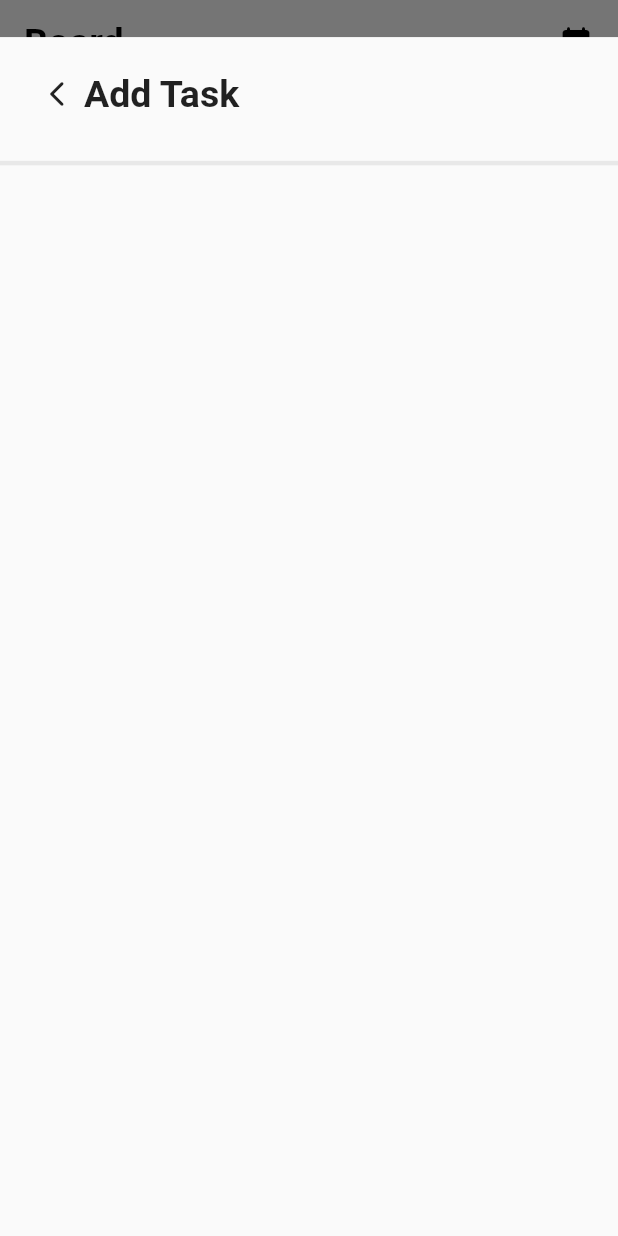
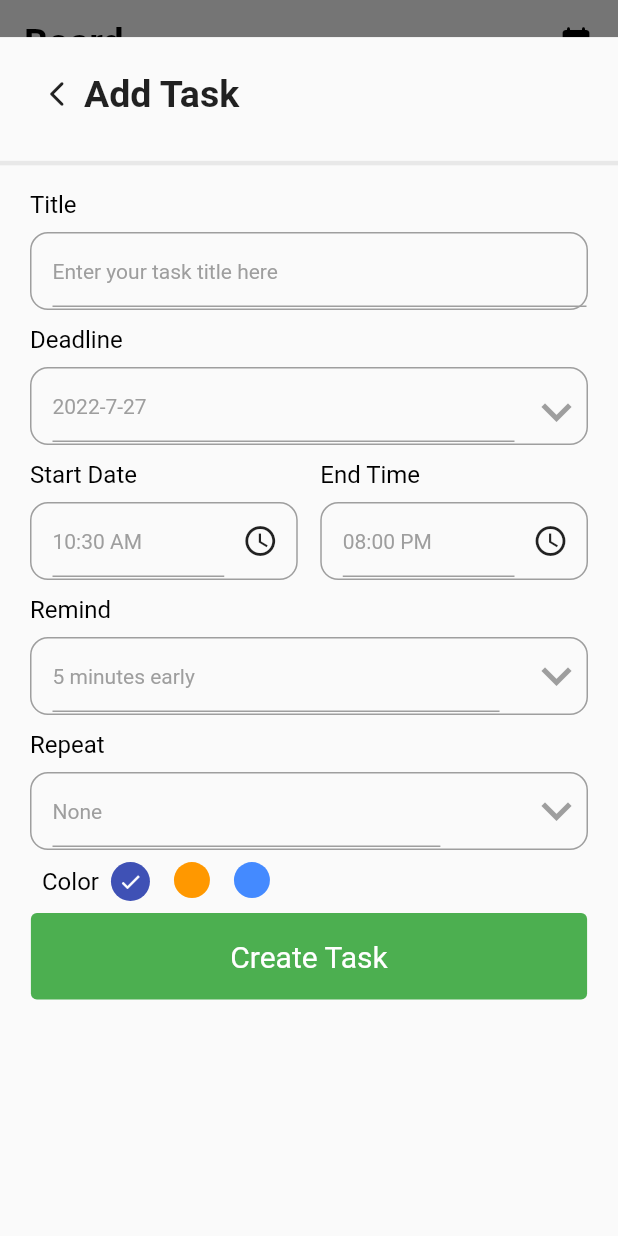
Before and after one commit to sherif17/Algoriza_Flutter_Internship, a Flutter app: the screen it shows after launch, after a tap on "Add Task", on a phone screen of 412 x 824 dp. Run offline on Flutter 3.47's test engine with Material 2 defaults, Android fonts, the phone set to English and light mode, and no system bars; our stand-ins replace country_code_picker, date_picker_timeline, dots_indicator, sqflite; accounts and stored records are empty.

Commit message:
UI with DB Implementation

```diff
--- /dev/null
+++ b/todo_app/lib/core/widgets/app_button.dart
@@ -0,0 +1,38 @@
+import 'package:flutter/material.dart';
+
+class AppButton extends StatelessWidget {
+  String text;
+  Widget widget;
+
+  AppButton({Key? key, required this.text, required this.widget})
+      : super(key: key);
+
+  @override
+  Widget build(BuildContext context) {
+    Size size = MediaQuery.of(context).size;
+    return Padding(
+      padding: const EdgeInsets.all(8.0),
+      child: Align(
+        alignment: Alignment.bottomRight,
+        child: Container(
+          width: size.width * 0.9,
+          height: size.height * 0.07,
+          child: TextButton(
+            onPressed: () {
+              showModalBottomSheet(
+                context: context,
+                builder: (context) => widget,
+                isScrollControlled: true,
+              );
+            },
+            child: Text(text),
+            style: TextButton.styleFrom(
+                primary: Colors.white,
+                backgroundColor: Colors.green.shade500,
+                textStyle: const TextStyle(fontSize: 20, color: Colors.white)),
+          ),
+        ),
+      ),
+    );
+  }
+}
--- /dev/null
+++ b/todo_app/lib/core/widgets/input_field.dart
@@ -0,0 +1,74 @@
+import 'package:flutter/material.dart';
+
+class MyInputField extends StatelessWidget {
+  final String title;
+  final String hint;
+  final TextEditingController? controller;
+  final Widget? widget;
+
+  const MyInputField(
+      {Key? key,
+      required this.title,
+      required this.hint,
+      this.controller,
+      this.widget})
+      : super(key: key);
+
+  @override
+  Widget build(BuildContext context) {
+    return Container(
+      margin: const EdgeInsets.only(top: 10),
+      child: Column(
+        crossAxisAlignment: CrossAxisAlignment.start,
+        children: [
+          Text(
+            title,
+            style: const TextStyle(
+                fontSize: 16, fontWeight: FontWeight.w400, color: Colors.black),
+          ),
+          Container(
+            height: 52,
+            margin: const EdgeInsets.only(top: 9),
+            padding: EdgeInsets.only(left: 14),
+            decoration: BoxDecoration(
+                border: Border.all(
+                  color: Colors.grey,
+                  width: 1,
+                ),
+                borderRadius: BorderRadius.circular(12)),
+            child: Row(
+              children: [
+                Expanded(
+                  child: TextFormField(
+                    readOnly: widget == null ? false : true,
+                    autofocus: false,
+                    cursorColor: Colors.grey,
+                    controller: controller,
+                    style: const TextStyle(
+                      fontSize: 14,
+                      fontWeight: FontWeight.w400,
+                      color: Colors.grey,
+                    ),
+                    decoration: InputDecoration(
+                        border: InputBorder.none,
+                        hintText: hint,
+                        hintStyle: const TextStyle(
+                          fontSize: 14,
+                          fontWeight: FontWeight.w400,
+                          color: Colors.grey,
+                        ),
+                        focusedBorder: const UnderlineInputBorder(
+                            borderSide: BorderSide(color: Colors.grey)),
+                        enabledBorder: const UnderlineInputBorder(
+                            borderSide: BorderSide(color: Colors.grey))),
+                  ),
+                ),
+                widget == null ? Container() : Container(child: widget),
+              ],
+            ),
+          ),
+        ],
+      ),
+    );
+  }
+}
--- /dev/null
+++ b/todo_app/lib/data/models/task_model.dart
@@ -0,0 +1,48 @@
+class Task {
+  int? id;
+  String? title;
+  int? isCompleted;
+  String? date;
+  String? startTime;
+  String? endTime;
+  String? color;
+  String? remind;
+  String? repeat;
+
+  Task(
+      {required this.id,
+      required this.title,
+      required this.isCompleted,
+      required this.date,
+      required this.startTime,
+      required this.endTime,
+      required this.color,
+      required this.remind,
+      required this.repeat});
+
+  Task.fromJson(Map<String, dynamic> json) {
+    id = json['id'];
+    title = json['title'];
+    isCompleted = json['isCompleted'];
+    date = json['date'];
+    startTime = json['startTime'];
+    endTime = json['endTime'];
+    color = json['color'];
+    remind = json['remind'];
+    repeat = json['repeat'];
+  }
+
+  Map<String, dynamic> toJson() {
+    final Map<String, dynamic> data = new Map<String, dynamic>();
+    data['id'] = this.id;
+    data['title'] = this.title;
+    data['isCompleted'] = this.isCompleted;
+    data['date'] = this.date;
+    data['startTime'] = this.startTime;
+    data['endTime'] = this.endTime;
+    data['color'] = this.color;
+    data['remind'] = this.remind;
+    data['repeat'] = this.repeat;
+    return data;
+  }
+}
--- a/todo_app/lib/presentation/screens/add_task/add_task.dart
+++ b/todo_app/lib/presentation/screens/add_task/add_task.dart
@@ -1,4 +1,5 @@
 import 'package:flutter/material.dart';
+import 'package:todo_app/presentation/screens/add_task/add_task_body.dart';
 
 class AddTask extends StatefulWidget {
   const AddTask({Key? key}) : super(key: key);
@@ -47,6 +48,7 @@ class _AddTaskState extends State<AddTask> {
             color: Colors.grey.withOpacity(0.2),
             thickness: 3,
           ),
+          const AddTaskBody(),
         ],
       ),
     );
--- /dev/null
+++ b/todo_app/lib/presentation/screens/add_task/add_task_body.dart
@@ -0,0 +1,296 @@
+import 'package:flutter/material.dart';
+import 'package:intl/intl.dart';
+import 'package:sqflite/sqlite_api.dart';
+import 'package:todo_app/core/widgets/app_button.dart';
+import 'package:todo_app/core/widgets/input_field.dart';
+import 'package:todo_app/data/models/task_model.dart';
+
+class AddTaskBody extends StatefulWidget {
+  const AddTaskBody({Key? key}) : super(key: key);
+
+  @override
+  State<AddTaskBody> createState() => _AddTaskBodyState();
+}
+
+class _AddTaskBodyState extends State<AddTaskBody> {
+  TextEditingController _textEditingController = TextEditingController();
+  DateTime _selectedDate = DateTime.now();
+  String _startTime =
+      DateFormat('hh:mm a').format(DateTime.now()).toString(); //"09:00 Am";
+  String _endTime = "08:00 PM";
+  int _selectedRemind = 5;
+  List<int> remindList = [5, 10, 15, 20];
+
+  String _selectedRepeat = "None";
+  List<String> repeatList = ["None", "Daily", "Weakly", "Monthly"];
+
+  int selectedColor = 0;
+  late Database database;
+  @override
+  void initState() {
+    // TODO: implement initState
+    super.initState();
+  }
+
+  //var x=
+  @override
+  Widget build(BuildContext context) {
+    Size size = MediaQuery.of(context).size;
+    return Container(
+      margin: const EdgeInsets.symmetric(horizontal: 20),
+      child: Column(
+        children: [
+          MyInputField(
+            title: 'Title',
+            hint: "Enter your task title here",
+            controller: _textEditingController,
+          ),
+          MyInputField(
+            title: 'Deadline',
+            hint:
+                "${_selectedDate.year}-${_selectedDate.month}-${_selectedDate.day}",
+            widget: IconButton(
+                onPressed: () {
+                  _getDateFromUser(context);
+                },
+                icon: const Icon(
+                  Icons.keyboard_arrow_down_outlined,
+                  color: Colors.grey,
+                  size: 40,
+                )),
+          ),
+          Row(
+            children: [
+              Expanded(
+                  child: MyInputField(
+                title: 'Start Date',
+                hint: _startTime,
+                widget: IconButton(
+                    onPressed: () {
+                      _getTimeFromUser(isStartTime: true);
+                    },
+                    icon: const Icon(Icons.access_time)),
+              )),
+              const SizedBox(width: 15),
+              Expanded(
+                child: MyInputField(
+                  title: 'End Time',
+                  hint: _endTime,
+                  widget: IconButton(
+                    onPressed: () {
+                      _getTimeFromUser(isStartTime: false);
+                    },
+                    icon: const Icon(Icons.access_time),
+                  ),
+                ),
+              ),
+            ],
+          ),
+          MyInputField(
+              title: "Remind",
+              hint: "$_selectedRemind minutes early",
+              widget: DropdownButton(
+                underline: Container(
+                  height: 0,
+                ),
+                items: remindList.map<DropdownMenuItem<String>>((int value) {
+                  return DropdownMenuItem<String>(
+                    value: value.toString(),
+                    child: Text(value.toString()),
+                  );
+                }).toList(),
+                onChanged: (String? value) {
+                  setState(() {
+                    _selectedRemind = int.parse(value!);
+                  });
+                },
+                icon: const Icon(
+                  Icons.keyboard_arrow_down_outlined,
+                  color: Colors.grey,
+                  size: 40,
+                ),
+              )),
+          MyInputField(
+            title: "Repeat",
+            hint: "$_selectedRepeat",
+            widget: DropdownButton(
+                underline: Container(
+                  height: 0,
+                ),
+                items: repeatList.map<DropdownMenuItem<String>>((String value) {
+                  return DropdownMenuItem<String>(
+                    value: value,
+                    child: Text(value),
+                  );
+                }).toList(),
+                onChanged: (String? value) {
+                  setState(() {
+                    _selectedRepeat = value!;
+                  });
+                },
+                icon: const Icon(
+                  Icons.keyboard_arrow_down_outlined,
+                  color: Colors.grey,
+                  size: 40,
+                )),
+          ),
+          Padding(
+            padding: const EdgeInsets.all(8.0),
+            child: Row(
+              children: [
+                const Text(
+                  "Color",
+                  style: TextStyle(
+                      fontSize: 16,
+                      fontWeight: FontWeight.w400,
+                      color: Colors.black),
+                ),
+                Wrap(
+                  children: List<Widget>.generate(3, (index) {
+                    return GestureDetector(
+                      onTap: () {
+                        setState(() {
+                          selectedColor = index;
+                        });
+                      },
+                      child: Padding(
+                        padding: const EdgeInsets.symmetric(horizontal: 8.0),
+                        child: CircleAvatar(
+                          radius: selectedColor == index ? 13 : 12,
+                          backgroundColor: index == 0
+                              ? Colors.indigo
+                              : index == 1
+                                  ? Colors.orange
+                                  : Colors.blueAccent,
+                          child: selectedColor == index
+                              ? const Icon(
+                                  Icons.done,
+                                  color: Colors.white,
+                                  size: 16,
+                                )
+                              : Container(),
+                        ),
+                      ),
+                    );
+                  }),
+                )
+              ],
+            ),
+          ),
+          Container(
+            width: size.width * 0.9,
+            height: size.height * 0.07,
+            child: TextButton(
+              onPressed: () {
+                _validateData();
+                insertToDatabase(
+                  title: _textEditingController.text,
+                  deadline: _selectedDate.toString(),
+                  color: '',
+                  startTime: _startTime,
+                  remind: _selectedRemind.toString(),
+                  favorite: '0',
+                  endTime: _endTime,
+                );
+              },
+              child: const Text("Create Task"),
+              style: TextButton.styleFrom(
+                  primary: Colors.white,
+                  backgroundColor: Colors.green.shade500,
+                  textStyle:
+                      const TextStyle(fontSize: 20, color: Colors.white)),
+            ),
+          ),
+        ],
+      ),
+    );
+  }
+
+  Future insertToDatabase({
+    required String title,
+    required String deadline,
+    required String startTime,
+    required String endTime,
+    required String remind,
+    required String favorite,
+    required String color,
+  }) async {
+    return await database.transaction((txn) async {
+      txn
+          .rawInsert(
+              'INSERT INTO todo($title, $deadline, $startTime, $endTime, $remind, $favorite, $color, status) VALUES("Todo_1", "2021-02-23", "11:00 AM", "14:00AM", ${10}, ${false}, "#FFFFFF", "Completed")')
+          .then((value) => print("${value}inserted successfully"))
+          .catchError((error) {
+            print('Error when Inserting into Table${error.toString()}');
+            return null;
+          })
+          .then((value) => null)
+          .onError((error, stackTrace) => null);
+    });
+  }
+
+  _addTaskToDB() {
+    task:
+    Task(
+        id: 1,
+        title: _textEditingController.text,
+        isCompleted: 0,
+        date: _selectedDate.toString(),
+        startTime: _startTime,
+        endTime: _endTime,
+        color: selectedColor.toString(),
+        remind: _selectedRemind.toString(),
+        repeat: _selectedRepeat);
+  }
+
+  _validateData() {
+    if (_textEditingController.text.isNotEmpty) {
+      // addto  database
+
+    } else {
+      const SnackBar(content: Text("Field is required"));
+    }
+  }
+
+  _getDateFromUser(BuildContext context) async {
+    DateTime? _pickerDate = await showDatePicker(
+        context: context,
+        initialDate: DateTime.now(),
+        firstDate: DateTime(2015),
+        lastDate: DateTime(2122));
+    if (_pickerDate != null) {
+      setState(() {
+        _selectedDate = _pickerDate;
+      });
+    } else {
+      print("");
+    }
+  }
+
+  _getTimeFromUser({required bool isStartTime}) async {
+    var pickedTime = await _showTimePicker();
+    String _formatedTime = pickedTime.format(context);
+    if (pickedTime == null) {
+      print("Time Cancelled");
+    } else if (isStartTime == true) {
+      setState(() {
+        _startTime = _formatedTime;
+      });
+    } else if (isStartTime == false) {
+      setState(() {
+        _endTime = _formatedTime;
+      });
+    }
+  }
+
+  _showTimePicker() {
+    return showTimePicker(
+        initialEntryMode: TimePickerEntryMode.input,
+        context: context,
+        initialTime: TimeOfDay(
+            hour: int.parse(_startTime.split(":")[0]),
+            minute: int.parse(
+              _startTime.split(":")[1].split(" ")[0],
+            )));
+  }
+}
--- a/todo_app/lib/presentation/screens/board/board.dart
+++ b/todo_app/lib/presentation/screens/board/board.dart
@@ -1,4 +1,5 @@
 import 'package:flutter/material.dart';
+import 'package:todo_app/core/widgets/app_button.dart';
 import 'package:todo_app/presentation/screens/Board/board_body.dart';
 import 'package:todo_app/presentation/screens/add_task/add_task.dart';
 import 'package:todo_app/presentation/screens/schedule/schedule.dart';
@@ -73,37 +74,8 @@ class Board extends StatelessWidget {
             ),
           ),
           body: BoardBody(),
-          floatingActionButton: Padding(
-            padding: const EdgeInsets.all(8.0),
-            child: Align(
-              alignment: Alignment.bottomRight,
-              child: Container(
-                width: size.width * 0.9,
-                height: size.height * 0.07,
-                child: TextButton(
-                  onPressed: () {
-                    showModalBottomSheet(
-                      context: context,
-                      builder: (context) => const AddTask(),
-                      isScrollControlled: true,
-                    );
-                  },
-                  child: const Text("Add Task"),
-                  style: TextButton.styleFrom(
-                      primary: Colors.white,
-                      backgroundColor: Colors.green.shade500,
-                      textStyle:
-                          const TextStyle(fontSize: 20, color: Colors.white)),
-                ),
-              ),
-            ),
-          )
-          // FloatingActionButton(
-          //
-          //   onPressed: () {},
-          //
-          // ),
-          ),
+          floatingActionButton:
+              AppButton(widget: const AddTask(), text: 'Add Task')),
     );
   }
 }
--- a/todo_app/lib/presentation/screens/board/board_body.dart
+++ b/todo_app/lib/presentation/screens/board/board_body.dart
@@ -50,19 +50,4 @@ class _BoardBodyState extends State<BoardBody> {
       print('database opened');
     });
   }
-
-  void insertToDatabase() {
-    database.transaction((txn) async {
-      txn
-          .rawInsert(
-              'INSERT INTO todo(title, deadline, startTime, endTime, remind, favorite, color, status) VALUES("Todo_1", "2021-02-23", "11:00 AM", "14:00AM", ${10}, ${false}, "#FFFFFF", "Completed")')
-          .then((value) => print("${value}inserted successfully"))
-          .catchError((error) {
-            print('Error when Inserting into Table${error.toString()}');
-            return null;
-          })
-          .then((value) => null)
-          .onError((error, stackTrace) => null);
-    });
-  }
 }
--- a/todo_app/pubspec.yaml
+++ b/todo_app/pubspec.yaml
@@ -39,6 +39,7 @@ dependencies:
   bloc: ^8.0.3
   sqflite: ^2.0.3
   icon: ^2.2.1
+  intl: ^0.17.0
 
 dev_dependencies:
   flutter_test:
```
Also changed, not shown: todo_app/pubspec.lock.
